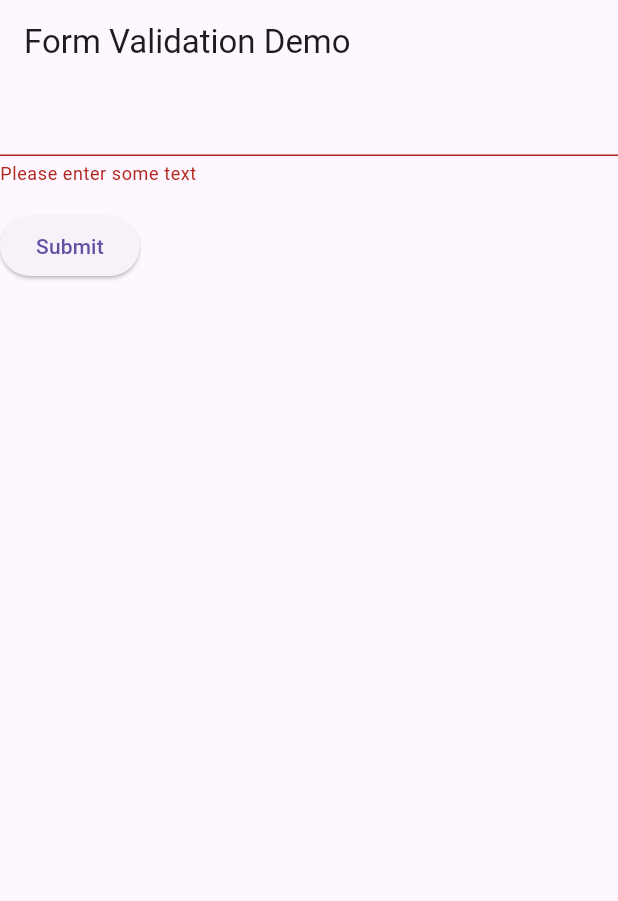
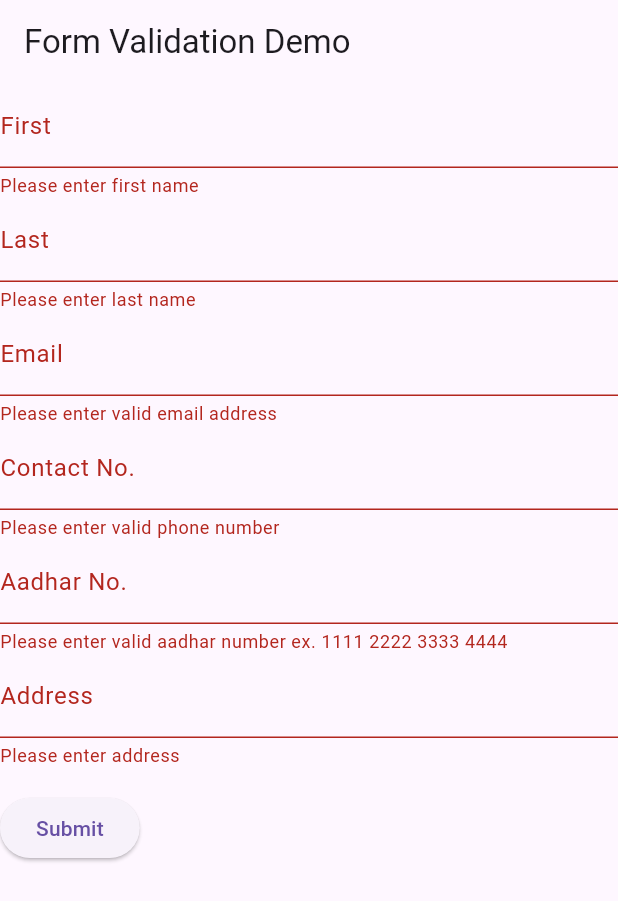
Before and after one commit to CelineSelke/MAD_inclass10, a Flutter app: the screen it shows after launch, after a tap on "Submit", on a phone screen of 412 x 824 dp. Shown: the top 901 px of the screen. Run offline on Flutter 3.47's test engine with Material 3 defaults, Android fonts, the phone set to English and light mode, and no system bars.

```diff
--- a/lib/main.dart
+++ b/lib/main.dart
@@ -50,14 +50,85 @@ class MyCustomFormState extends State<MyCustomForm> {
         crossAxisAlignment: CrossAxisAlignment.start,
         children: [
           TextFormField(
+            decoration: const InputDecoration(
+              hintText: "First",
+              labelText: "First",
+            ),
             // The validator receives the text that the user has entered.
             validator: (value) {
               if (value == null || value.isEmpty) {
-                return 'Please enter some text';
+                return 'Please enter first name';
               }
               return null;
             },
           ),
+          TextFormField(
+            decoration: const InputDecoration(
+              hintText: "Last",
+              labelText: "Last",
+            ),
+            // The validator receives the text that the user has entered.
+            validator: (value) {
+              if (value == null || value.isEmpty) {
+                return 'Please enter last name';
+              }
+              return null;
+            },
+          ),
+          TextFormField(
+            decoration: const InputDecoration(
+              hintText: "Email",
+              labelText: "Email",
+            ),
+            // The validator receives the text that the user has entered.
+            validator: (value) {
+              if (value == null || value.isEmpty || !RegExp(r"^[a-zA-Z0-9.a-zA-Z0-9.!#$%&'*+-/=?^_`{|}~]+@[a-zA-Z0-9]+\.[a-zA-Z]+").hasMatch(value)) {
+                return 'Please enter valid email address';
+              }
+              return null;
+            },
+          ),
+
+          TextFormField(
+            decoration: const InputDecoration(
+              hintText: "Contact No.",
+              labelText: "Contact No.",
+            ),
+            // The validator receives the text that the user has entered.
+            validator: (value) {
+              if (value == null || value.isEmpty || !RegExp(r"r'/^\(?(\d{3})\)?[- ]?(\d{3})[- ]?(\d{4})$/'").hasMatch(value)) {
+                return 'Please enter valid phone number ';
+              }
+              return null;
+            },
+          ),
+          TextFormField(
+            decoration: const InputDecoration(
+              hintText: "Aadhar No.",
+              labelText: "Aadhar No.",
+            ),
+            // The validator receives the text that the user has entered.
+            validator: (value) {
+              if (value == null || value.isEmpty || !RegExp(r"d{4} d{4} d{4}").hasMatch(value)) {
+                return 'Please enter valid aadhar number ex. 1111 2222 3333 4444';
+              }
+              return null;
+            },
+          ),
+          TextFormField(
+            decoration: const InputDecoration(
+              hintText: "Address",
+              labelText: "Address",
+            ),
+            // The validator receives the text that the user has entered.
+            validator: (value) {
+              if (value == null || value.isEmpty) {
+                return 'Please enter address';
+              }
+              return null;
+            },
+          ),
+
           Padding(
             padding: const EdgeInsets.symmetric(vertical: 16),
             child: ElevatedButton(
```
